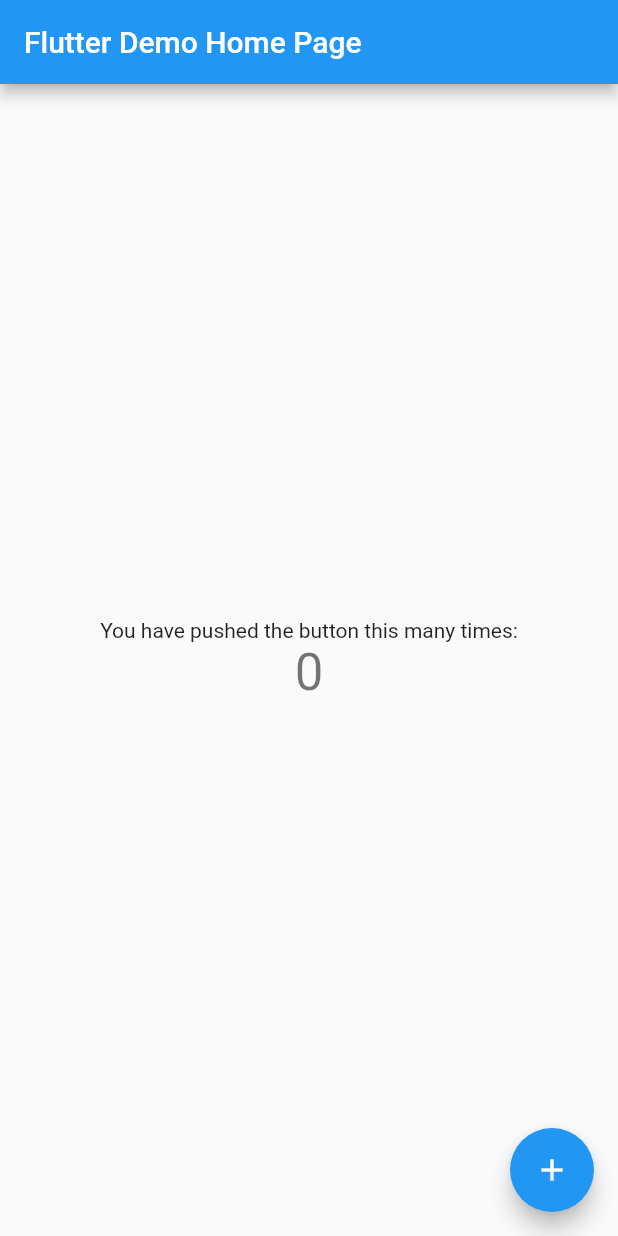
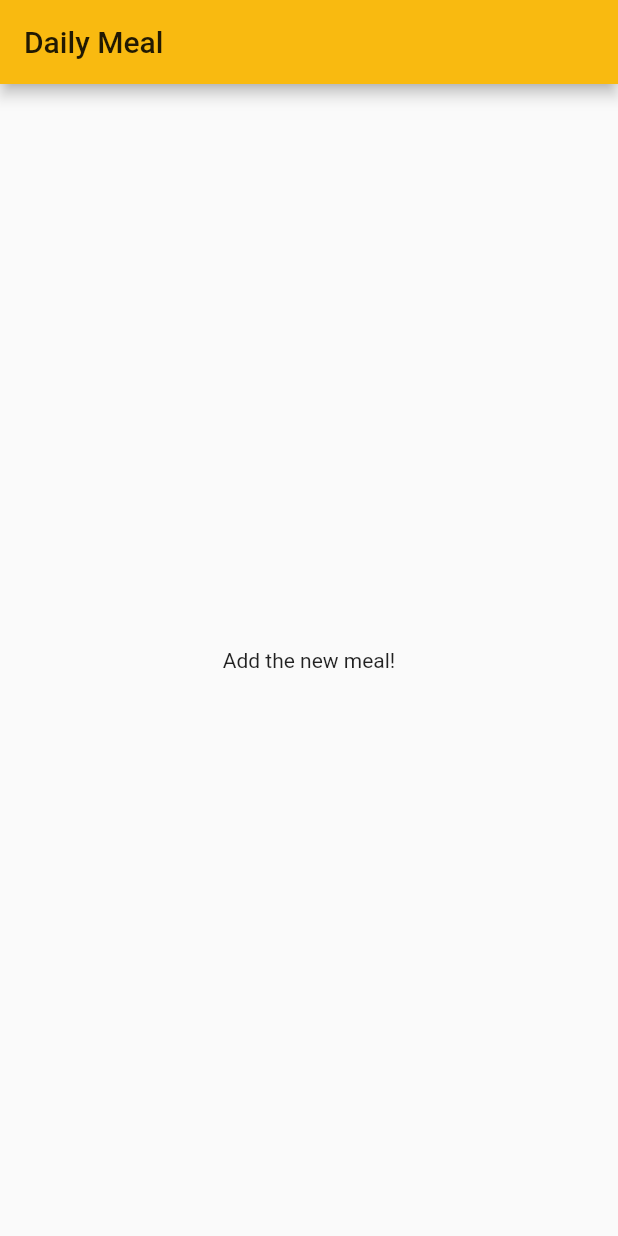
Before and after one commit to ashwanisng/Meal-App, a Flutter app: the screen it shows after launch, on a phone screen of 412 x 824 dp. Run offline on Flutter 3.47's test engine with Material 2 defaults, Android fonts, the phone set to English and light mode, and no system bars.

```diff
--- a/lib/main.dart
+++ b/lib/main.dart
@@ -11,103 +11,28 @@ class MyApp extends StatelessWidget {
     return MaterialApp(
       title: 'Flutter Demo',
       theme: ThemeData(
-        // This is the theme of your application.
-        //
-        // Try running your application with "flutter run". You'll see the
-        // application has a blue toolbar. Then, without quitting the app, try
-        // changing the primarySwatch below to Colors.green and then invoke
-        // "hot reload" (press "r" in the console where you ran "flutter run",
-        // or simply save your changes to "hot reload" in a Flutter IDE).
-        // Notice that the counter didn't reset back to zero; the application
-        // is not restarted.
-        primarySwatch: Colors.blue,
+        primaryColor: Color(0xffF9BA10),
       ),
-      home: MyHomePage(title: 'Flutter Demo Home Page'),
+      home: HomePage(),
     );
   }
 }
 
-class MyHomePage extends StatefulWidget {
-  MyHomePage({Key? key, required this.title}) : super(key: key);
-
-  // This widget is the home page of your application. It is stateful, meaning
-  // that it has a State object (defined below) that contains fields that affect
-  // how it looks.
-
-  // This class is the configuration for the state. It holds the values (in this
-  // case the title) provided by the parent (in this case the App widget) and
-  // used by the build method of the State. Fields in a Widget subclass are
-  // always marked "final".
-
-  final String title;
-
+class HomePage extends StatefulWidget {
   @override
-  _MyHomePageState createState() => _MyHomePageState();
+  _HomePageState createState() => _HomePageState();
 }
 
-class _MyHomePageState extends State<MyHomePage> {
-  int _counter = 0;
-
-  void _incrementCounter() {
-    setState(() {
-      // This call to setState tells the Flutter framework that something has
-      // changed in this State, which causes it to rerun the build method below
-      // so that the display can reflect the updated values. If we changed
-      // _counter without calling setState(), then the build method would not be
-      // called again, and so nothing would appear to happen.
-      _counter++;
-    });
-  }
-
+class _HomePageState extends State<HomePage> {
   @override
   Widget build(BuildContext context) {
-    // This method is rerun every time setState is called, for instance as done
-    // by the _incrementCounter method above.
-    //
-    // The Flutter framework has been optimized to make rerunning build methods
-    // fast, so that you can just rebuild anything that needs updating rather
-    // than having to individually change instances of widgets.
     return Scaffold(
       appBar: AppBar(
-        // Here we take the value from the MyHomePage object that was created by
-        // the App.build method, and use it to set our appbar title.
-        title: Text(widget.title),
+        title: Text('Daily Meal'),
       ),
       body: Center(
-        // Center is a layout widget. It takes a single child and positions it
-        // in the middle of the parent.
-        child: Column(
-          // Column is also a layout widget. It takes a list of children and
-          // arranges them vertically. By default, it sizes itself to fit its
-          // children horizontally, and tries to be as tall as its parent.
-          //
-          // Invoke "debug painting" (press "p" in the console, choose the
-          // "Toggle Debug Paint" action from the Flutter Inspector in Android
-          // Studio, or the "Toggle Debug Paint" command in Visual Studio Code)
-          // to see the wireframe for each widget.
-          //
-          // Column has various properties to control how it sizes itself and
-          // how it positions its children. Here we use mainAxisAlignment to
-          // center the children vertically; the main axis here is the vertical
-          // axis because Columns are vertical (the cross axis would be
-          // horizontal).
-          mainAxisAlignment: MainAxisAlignment.center,
-          children: <Widget>[
-            Text(
-              'You have pushed the button this many times:',
-            ),
-            Text(
-              '$_counter',
-              style: Theme.of(context).textTheme.headline4,
-            ),
-          ],
-        ),
+        child: Text('Add the new meal!'),
       ),
-      floatingActionButton: FloatingActionButton(
-        onPressed: _incrementCounter,
-        tooltip: 'Increment',
-        child: Icon(Icons.add),
-      ), // This trailing comma makes auto-formatting nicer for build methods.
     );
   }
 }
```
Also changed, not shown: lib/model/category.dart (added, +9 -0 lines), lib/screen/category_screen.dart (added, +16 -0 lines).
